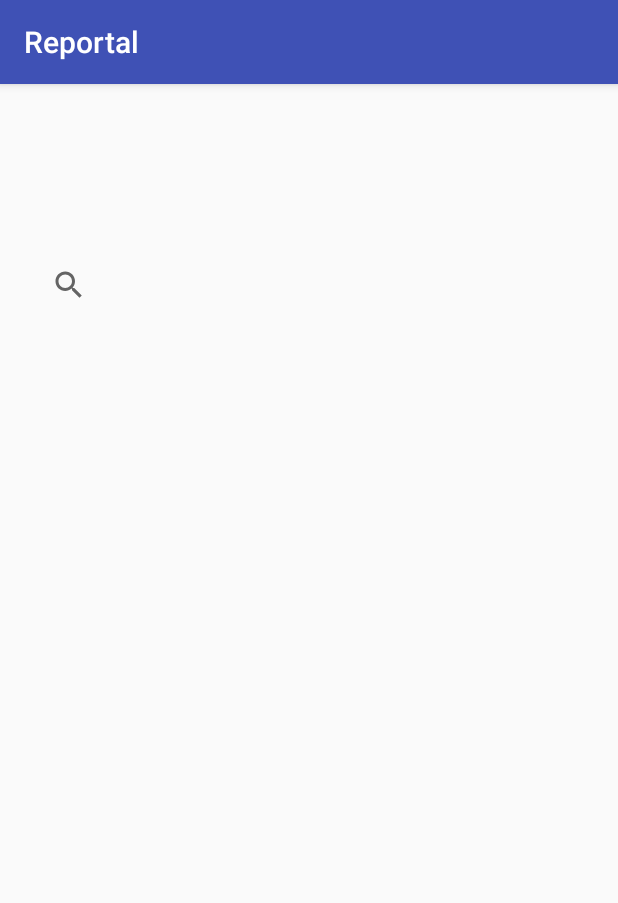
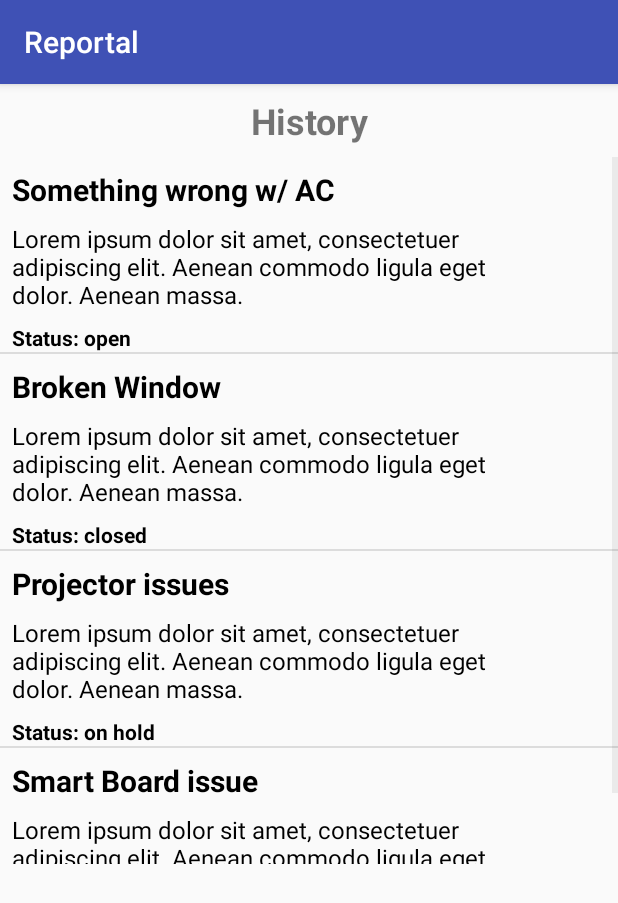
Before and after one commit to akshya672222/SSW695_Team7, an Android app: the historyActivity screen opened directly, with no data from a screen before it, on a phone screen of 412 x 824 dp. Shown: the top 903 px of the screen. Run offline under Robolectric (Android 15) with nearby library versions, the phone set to English and light mode, and no system bars.

Commit message:
updated history page

```diff
--- a/SSW695/Reportal/app/src/main/java/com/example/akshay/reportal/historyActivity.kt
+++ b/SSW695/Reportal/app/src/main/java/com/example/akshay/reportal/historyActivity.kt
@@ -4,10 +4,18 @@ package com.example.akshay.reportal
  * Created by AKSHAY on 05/10/17.
  */
 
+
+import android.graphics.Color
 import android.content.Context
 import android.support.v7.app.AppCompatActivity
 import android.os.Bundle
+import android.view.LayoutInflater
+import android.view.View
+import android.view.ViewGroup
 import android.widget.BaseAdapter
+import android.widget.ListView
+import android.widget.TextView
+import kotlinx.android.synthetic.main.activity_registration.*
 import kotlinx.android.synthetic.main.history.*
 
 class historyActivity: AppCompatActivity() {
@@ -15,6 +23,74 @@ class historyActivity: AppCompatActivity() {
     override fun onCreate(savedInstanceState: Bundle?) {
         super.onCreate(savedInstanceState)
         setContentView(R.layout.history)
+
+        val listView =  findViewById<ListView>(R.id.listView)
+//        val redColor= Color.parseColor("#FF0000")
+//        listView.setBackgroundColor(redColor)
+
+        listView.adapter= MyCustomAdapter(this)
+
+
+    }
+
+    private class MyCustomAdapter(context: Context): BaseAdapter() {
+        private val mContext: Context
+        private val titles= arrayListOf<String>(
+                "Something wrong w/ AC","Broken Window", "Projector issues","Smart Board issue"
+        )
+
+        private val descriptions= arrayListOf<String>(
+                "Lorem ipsum dolor sit amet, consectetuer adipiscing elit. Aenean commodo ligula eget dolor. Aenean massa.",
+                "Lorem ipsum dolor sit amet, consectetuer adipiscing elit. Aenean commodo ligula eget dolor. Aenean massa.",
+                "Lorem ipsum dolor sit amet, consectetuer adipiscing elit. Aenean commodo ligula eget dolor. Aenean massa.",
+                "Lorem ipsum dolor sit amet, consectetuer adipiscing elit. Aenean commodo ligula eget dolor. Aenean massa."
+        )
+
+
+        private val Dates= arrayListOf<String>(
+                "10/10/2017","10/5/2017", "9/22/2017","8/1/2017"
+        )
+
+        private val status= arrayListOf<String>(
+                "open","closed", "on hold","closed"
+        )
+
+        init {
+            mContext = context
+
+        }
+        //responsible for # of rows in myList
+        override fun getCount(): Int {
+            return titles.size
+        }
+
+        override fun getItemId(position: Int): Long {
+            return position.toLong()
+        }
+
+        override fun getItem(position: Int): Any {
+            return "Test String"
+        }
+
+        //responsible for rendering each row
+        override fun getView(position: Int, convertView: View?, viewGroup: ViewGroup?): View {
+            val layoutInflater= LayoutInflater.from(mContext)
+            val rowMAin= layoutInflater.inflate(R.layout.row_main, viewGroup, false)
+
+            val titleTextView= rowMAin.findViewById<TextView>(R.id.title_textView)
+            titleTextView.text= titles.get(position)
+
+            val descriptionTextView= rowMAin.findViewById<TextView>(R.id.description_textview)
+            descriptionTextView.text= descriptions.get(position)
+
+            val statusTextView= rowMAin.findViewById<TextView>(R.id.status_textview)
+            val status= status.get(position)
+            statusTextView.text= "Status: $status"
+            return rowMAin
+//            val textView= TextView(mContext)
+//            textView.text = "Here is my row"
+//            return textView
+        }
     }
 
 }
--- a/SSW695/Reportal/app/src/main/res/layout/history.xml
+++ b/SSW695/Reportal/app/src/main/res/layout/history.xml
@@ -4,53 +4,31 @@
     xmlns:tools="http://schemas.android.com/tools"
     android:layout_width="match_parent"
     android:layout_height="match_parent"
-    tools:context="com.example.akshay.reportal.historyActivity">
+    tools:context="com.example.akshay.reportal.historyActivity"
+    tools:layout_editor_absoluteX="0dp"
+    tools:layout_editor_absoluteY="81dp">
 
     <ListView
-        android:id="@+id/Listview"
-        android:layout_width="368dp"
-        android:layout_height="332dp"
-        android:layout_marginBottom="8dp"
+        android:id="@+id/listView"
+        android:layout_width="match_parent"
+        android:layout_height="471dp"
+        android:layout_marginTop="8dp"
+        app:layout_constraintTop_toBottomOf="@+id/textView"
+        tools:layout_editor_absoluteX="0dp" />
+
+    <TextView
+        android:id="@+id/textView"
+        android:layout_width="wrap_content"
+        android:layout_height="wrap_content"
         android:layout_marginEnd="8dp"
         android:layout_marginStart="8dp"
         android:layout_marginTop="8dp"
-        app:layout_constraintBottom_toBottomOf="parent"
+        android:text="History"
+        android:textSize="24sp"
+        android:textStyle="bold"
         app:layout_constraintEnd_toEndOf="parent"
         app:layout_constraintStart_toStartOf="parent"
-        app:layout_constraintTop_toTopOf="parent"
-        tools:layout_editor_absoluteX="8dp"
-        tools:layout_editor_absoluteY="120dp" />
+        app:layout_constraintTop_toTopOf="parent" />
 
-    <TextView
-        android:id="@+id/RecentReports"
-        android:layout_width="wrap_content"
-        android:layout_height="wrap_content"
-        android:layout_marginBottom="24dp"
-        android:layout_marginEnd="16dp"
-        android:layout_marginStart="32dp"
-        android:layout_marginTop="16dp"
-        android:textAppearance="@style/TextAppearance.AppCompat.Headline"
-        app:layout_constraintBottom_toTopOf="@+id/Listview"
-        app:layout_constraintEnd_toEndOf="parent"
-        app:layout_constraintHorizontal_bias="0.515"
-        app:layout_constraintStart_toStartOf="parent"
-        app:layout_constraintTop_toTopOf="parent"
-        app:layout_constraintVertical_bias="0.0"
-        tools:text="History" />
 
-    <SearchView
-        android:id="@+id/search"
-        android:layout_width="368dp"
-        android:layout_height="26dp"
-        android:layout_marginBottom="8dp"
-        android:layout_marginEnd="8dp"
-        android:layout_marginStart="8dp"
-        android:layout_marginTop="8dp"
-        android:visibility="visible"
-        app:layout_constraintBottom_toTopOf="@+id/Listview"
-        app:layout_constraintEnd_toEndOf="parent"
-        app:layout_constraintStart_toStartOf="parent"
-        app:layout_constraintTop_toBottomOf="@+id/RecentReports"
-        tools:layout_editor_absoluteX="8dp"
-        tools:layout_editor_absoluteY="56dp" />
 </android.support.constraint.ConstraintLayout>
--- /dev/null
+++ b/SSW695/Reportal/app/src/main/res/layout/row_main.xml
@@ -0,0 +1,45 @@
+<?xml version="1.0" encoding="utf-8"?>
+<android.support.constraint.ConstraintLayout
+    xmlns:android="http://schemas.android.com/apk/res/android"
+    xmlns:app="http://schemas.android.com/apk/res-auto"
+    xmlns:tools="http://schemas.android.com/tools"
+    android:layout_width="match_parent"
+    android:layout_height="match_parent">
+
+    <TextView
+        android:id="@+id/title_textView"
+        android:layout_width="wrap_content"
+        android:layout_height="wrap_content"
+        android:layout_marginStart="8dp"
+        android:layout_marginTop="8dp"
+        android:text="Title"
+        android:textColor="@android:color/black"
+        android:textSize="20sp"
+        android:textStyle="bold"
+        app:layout_constraintStart_toStartOf="parent"
+        app:layout_constraintTop_toTopOf="parent" />
+
+    <TextView
+        android:id="@+id/description_textview"
+        android:layout_width="wrap_content"
+        android:maxWidth ="350sp"
+        android:layout_height="wrap_content"
+        android:layout_marginTop="8dp"
+        android:text="TextView"
+        android:textColor="@android:color/black"
+        android:textSize="16sp"
+        app:layout_constraintStart_toStartOf="@+id/title_textView"
+        app:layout_constraintTop_toBottomOf="@+id/title_textView" />
+
+    <TextView
+        android:id="@+id/status_textview"
+        android:layout_width="wrap_content"
+        android:layout_height="wrap_content"
+        android:layout_marginTop="8dp"
+        android:text="TextView"
+        android:textColor="@android:color/black"
+        android:textStyle="bold"
+        app:layout_constraintStart_toStartOf="@+id/description_textview"
+        app:layout_constraintTop_toBottomOf="@+id/description_textview" />
+
+</android.support.constraint.ConstraintLayout>
```
